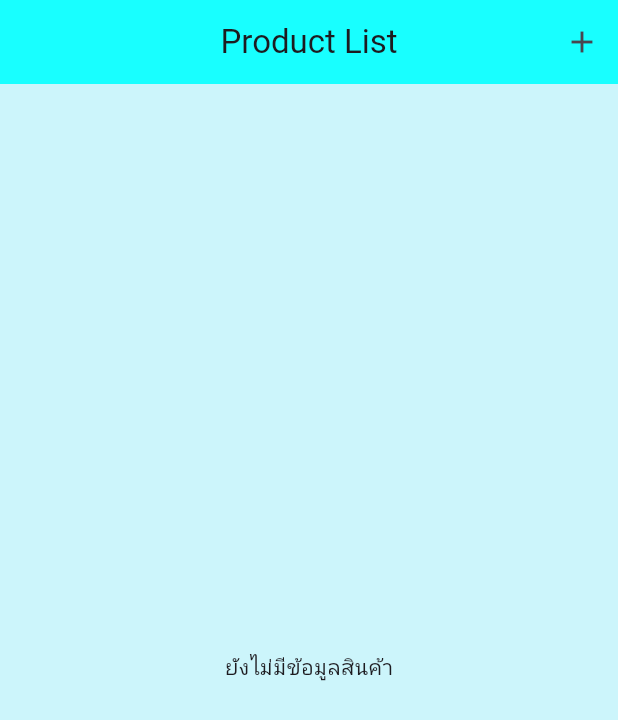
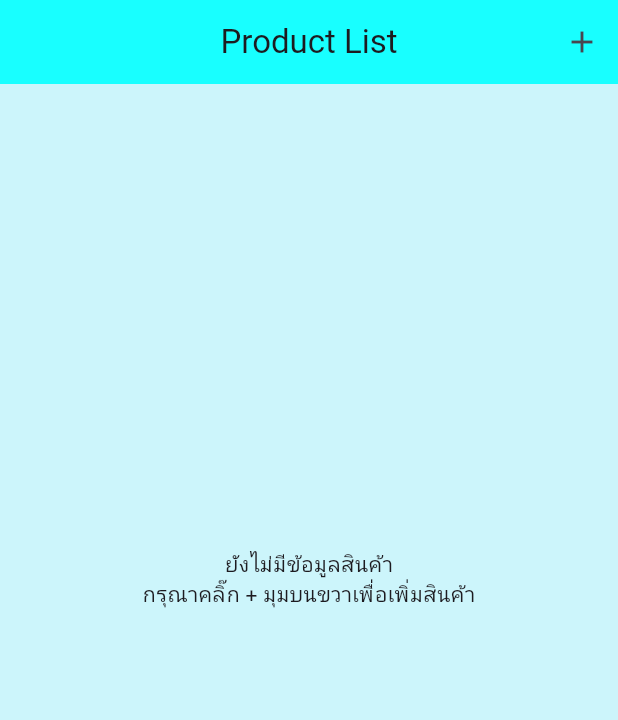
Before and after one commit to rmutr-chakawad/2-take-home-jakkarin0-0, a Flutter app: the screen it shows after launch, on a phone screen of 412 x 824 dp. Shown: the top 720 px of the screen. Run offline on Flutter 3.47's test engine with Material 3 defaults, Android fonts, the phone set to English and light mode, and no system bars; our stand-ins replace cloud_firestore, firebase_core; accounts and stored records are empty.

Commit message:
แก้ไขงานพิ่มครับ

```diff
--- a/product_firestore_app/lib/widget/product_list.dart
+++ b/product_firestore_app/lib/widget/product_list.dart
@@ -22,7 +22,7 @@ class ProductList extends StatelessWidget {
 
         builder: (context,snapshot){
           if(snapshot.data!.isEmpty){
-            return const Center(child: Text('ยังไม่มีข้อมูลสินค้า'),);
+            return const Center(child:Column(children: [ SizedBox(height: 300,), Text('ยังไม่มีข้อมูลสินค้า'),Text('กรุณาคลิ๊ก + มุมบนขวาเพื่อเพิ่มสินค้า')],));
 
           }
 
```
